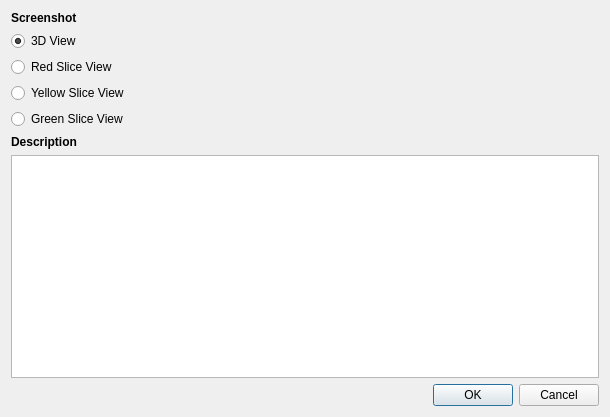
Slicer/SlicerGitSVNArchive, file QTModules/Annotation/Resources/UI/qSlicerAnnotationModuleSnapShotDialog.ui: the form before one commit.
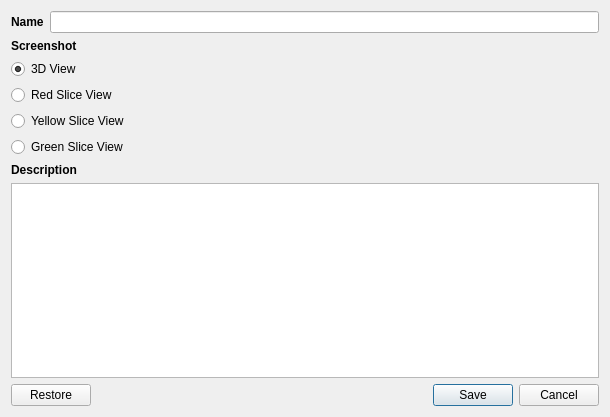
The form after the commit. Icons and pictures are not drawn.

Commit message: ENH: Annotation module: Annotation snapshots now appear in the table.

Patch:
```diff
--- a/QTModules/Annotation/Resources/UI/qSlicerAnnotationModuleSnapShotDialog.ui
+++ b/QTModules/Annotation/Resources/UI/qSlicerAnnotationModuleSnapShotDialog.ui
@@ -21,9 +21,25 @@
   </property>
   <layout class="QVBoxLayout" name="verticalLayout_2">
    <item>
-    <layout class="QHBoxLayout" name="topRow">
+    <layout class="QHBoxLayout" name="horizontalLayout">
      <item>
-      <layout class="QVBoxLayout" name="verticalLayout">
+      <widget class="QLabel" name="label">
+       <property name="font">
+        <font>
+         <weight>75</weight>
+         <bold>true</bold>
+        </font>
+       </property>
+       <property name="text">
+        <string>Name</string>
+       </property>
+      </widget>
+     </item>
+     <item>
+      <widget class="QLineEdit" name="nameEdit"/>
+     </item>
+    </layout>
+   </item>
        <item>
         <widget class="QLabel" name="screenshotLabel">
          <property name="font">
@@ -38,6 +54,10 @@
         </widget>
        </item>
        <item>
+    <layout class="QHBoxLayout" name="topRow">
+     <item>
+      <layout class="QVBoxLayout" name="verticalLayout">
+       <item>
         <widget class="QRadioButton" name="threeDViewRadio">
          <property name="text">
           <string>3D View</string>
@@ -99,13 +119,41 @@
     <widget class="QTextEdit" name="descriptionTextEdit"/>
    </item>
    <item>
+    <layout class="QHBoxLayout" name="horizontalLayout_2">
+     <item>
+      <widget class="QPushButton" name="restoreButton">
+       <property name="text">
+        <string>Restore</string>
+       </property>
+       <property name="icon">
+        <iconset resource="../qSlicerAnnotationModule.qrc">
+         <normaloff>:/Icons/SnapshotRestore.png</normaloff>
+         <normalon>:/Icons/SnapshotRestore.png</normalon>
+         <disabledoff>:/Icons/SnapshotRestore.png</disabledoff>
+         <disabledon>:/Icons/SnapshotRestore.png</disabledon>
+         <activeoff>:/Icons/SnapshotRestore.png</activeoff>
+         <activeon>:/Icons/SnapshotRestore.png</activeon>
+         <selectedoff>:/Icons/SnapshotRestore.png</selectedoff>
+         <selectedon>:/Icons/SnapshotRestore.png</selectedon>:/Icons/SnapshotRestore.png</iconset>
+       </property>
+       <property name="iconSize">
+        <size>
+         <width>16</width>
+         <height>16</height>
+        </size>
+       </property>
+      </widget>
+     </item>
+     <item>
     <widget class="QDialogButtonBox" name="buttonBox">
      <property name="standardButtons">
-      <set>QDialogButtonBox::Cancel|QDialogButtonBox::Ok</set>
+        <set>QDialogButtonBox::Cancel|QDialogButtonBox::Save</set>
      </property>
     </widget>
    </item>
   </layout>
+   </item>
+  </layout>
  </widget>
  <resources/>
  <connections>
```
Left out of the diff: 20 changed lines with no effect on the pictures. Lines whose indentation alone changed are shown as unchanged. The commit also changes 10 other files.
